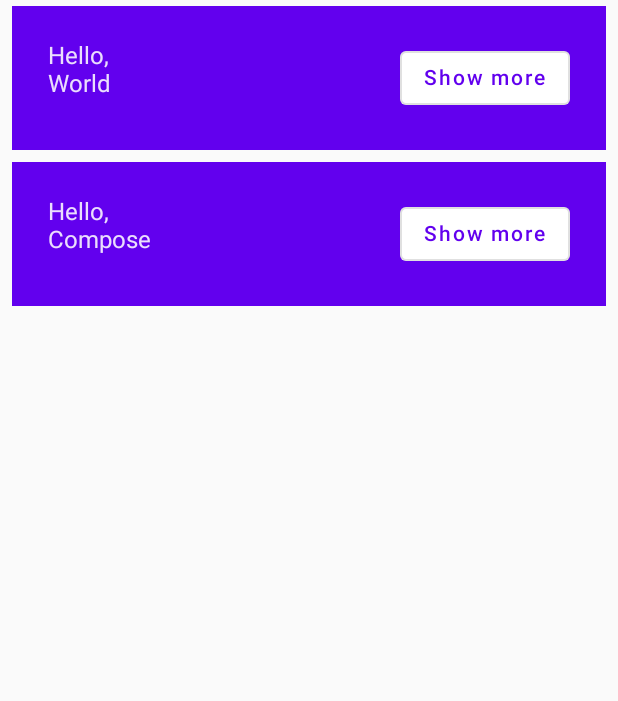
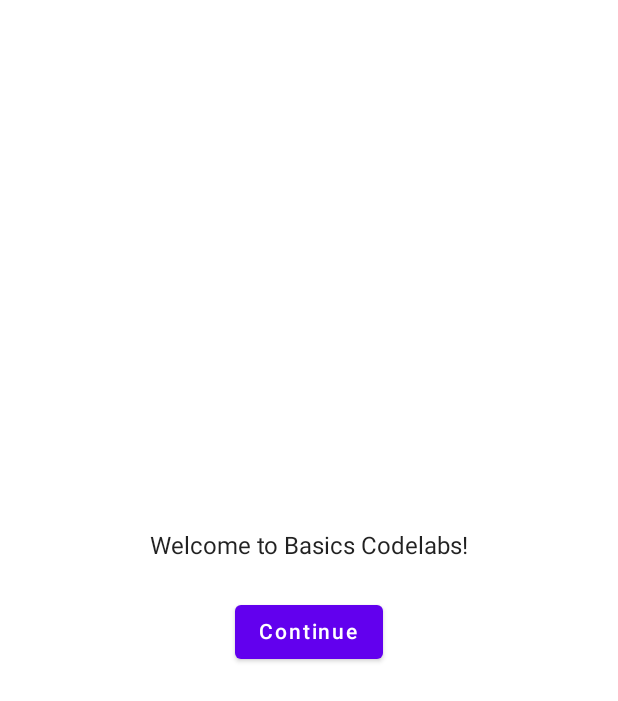
Before and after one commit to EthanPapa519/ComposeTutorial, an Android app built with Jetpack Compose: the screen it shows after launch (MainActivity), on a phone screen of 412 x 824 dp. Shown: the top 701 px of the screen. Run offline under Robolectric (Android 15) with nearby library versions, the phone set to English and light mode, and no system bars.

```diff
--- a/app/src/main/java/com/sbee/ethan/android/basicscodelab/MainActivity.kt
+++ b/app/src/main/java/com/sbee/ethan/android/basicscodelab/MainActivity.kt
@@ -5,11 +5,9 @@ import android.os.Bundle
 import androidx.activity.ComponentActivity
 import androidx.activity.compose.setContent
 import androidx.compose.foundation.layout.*
-import androidx.compose.material.MaterialTheme
-import androidx.compose.material.OutlinedButton
-import androidx.compose.material.Surface
-import androidx.compose.material.Text
+import androidx.compose.material.*
 import androidx.compose.runtime.*
+import androidx.compose.ui.Alignment
 import androidx.compose.ui.Modifier
 import androidx.compose.ui.tooling.preview.Preview
 import androidx.compose.ui.unit.dp
@@ -28,7 +26,17 @@ class MainActivity : ComponentActivity() {
 }
 
 @Composable
-fun MyApp(names: List<String> = listOf("World", "Compose")) {
+fun MyApp() {
+    var shouldShowOnboarding by remember { mutableStateOf(true) }
+    if (shouldShowOnboarding) {
+        OnboardingScreen(onContinueClicked = { shouldShowOnboarding = false })
+    } else {
+        Greetings()
+    }
+}
+
+@Composable
+fun Greetings(names: List<String> = listOf("World", "Compose")) {
     Column {
         for (name in names) {
             Greeting(name = name)
@@ -64,17 +72,34 @@ fun Greeting(name: String) {
 @Composable
 fun DefaultPreview() {
     BasicsCodelabTheme {
-        // A surface container using the 'background' color from the theme
-        MyApp()
+        Greetings()
     }
 }
 
-//
-//@Composable
-//fun OnboardingScreen() {
-//    //TODO : This state should be hoisted
-//    var shouldShowOnboarding by remember { mutableStateOf(true) }
-//
-//
-//
-//}
+
+@Composable
+fun OnboardingScreen(onContinueClicked: () -> Unit) {
+    Surface {
+        Column(
+            modifier = Modifier.fillMaxSize(),
+            verticalArrangement = Arrangement.Center,
+            horizontalAlignment = Alignment.CenterHorizontally
+        ) {
+            Text("Welcome to Basics Codelabs!")
+            Button(
+                modifier = Modifier.padding(vertical = 24.dp),
+                onClick = onContinueClicked
+            ) {
+                Text("Continue")
+            }
+        }
+    }
+}
+
+@Preview(showBackground = true, widthDp = 320, heightDp = 320)
+@Composable
+fun OnboadingPreview() {
+    BasicsCodelabTheme {
+        OnboardingScreen(onContinueClicked = {})
+    }
+}
```
